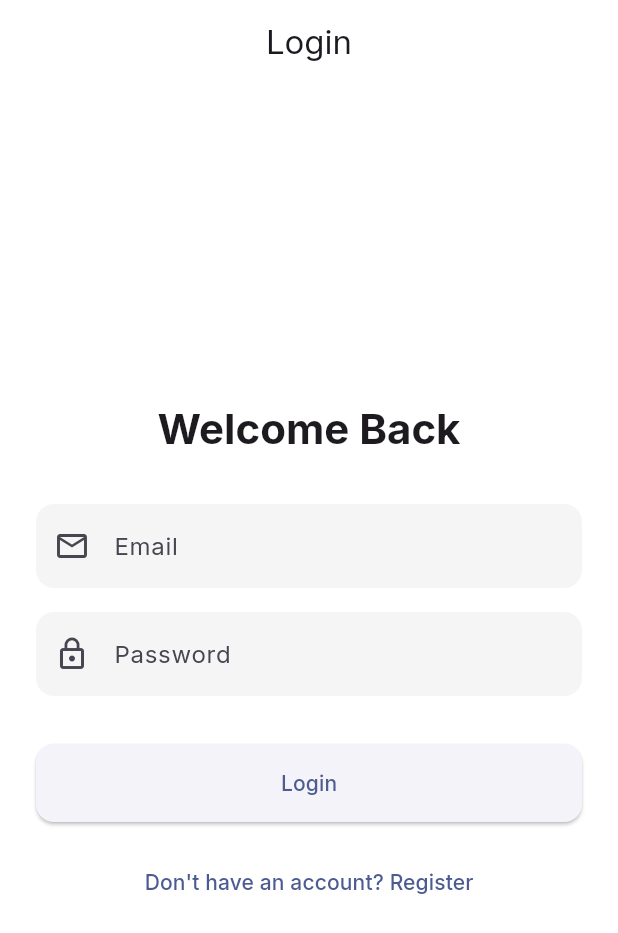
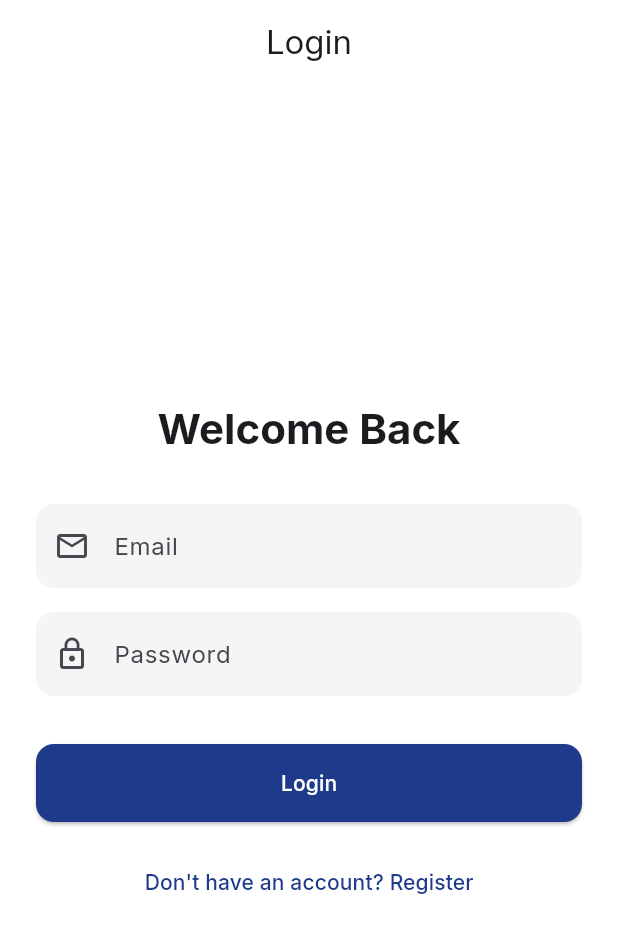
Before and after one commit to Eeshan-Vaghjiani/finance_tracker, a Flutter app: the screen it shows after launch, on a phone screen of 412 x 824 dp. Shown: the top 933 px of the screen. Run offline on Flutter 3.47's test engine with Material 3 defaults, Android fonts, the phone set to English and light mode, and no system bars; our stand-ins replace cloud_firestore, firebase_auth, firebase_core, firebase_messaging, fl_chart, flutter_riverpod and 3 more; missing offline and left inert: flutter_sms_inbox; accounts and stored records are empty.

Commit message:
Remove all purple from AppTheme and Analytics pie chart

```diff
--- a/lib/core/theme/app_theme.dart
+++ b/lib/core/theme/app_theme.dart
@@ -7,8 +7,11 @@ class AppTheme {
     return ThemeData(
       useMaterial3: true,
       colorScheme: ColorScheme.fromSeed(
-        seedColor: AppColors.primary,
+        seedColor: Colors.blue, // Explicit pure blue seed
+        primary: AppColors.primary,
+        secondary: AppColors.secondary,
         surface: AppColors.surface,
+        background: AppColors.background,
       ),
       textTheme: GoogleFonts.interTextTheme(),
       appBarTheme: const AppBarTheme(
@@ -22,6 +25,8 @@ class AppTheme {
           shape: RoundedRectangleBorder(
             borderRadius: BorderRadius.circular(12),
           ),
+          backgroundColor: AppColors.primary,
+          foregroundColor: Colors.white,
         ),
       ),
       inputDecorationTheme: InputDecorationTheme(
```
Also changed, not shown: lib/features/analytics/presentation/screens/analytics_screen.dart (+9 -9 lines).
